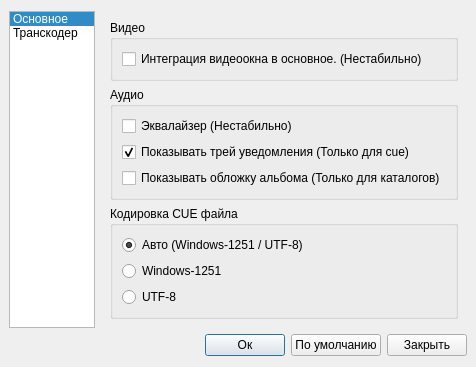
First picture: the form in ui/preferences.ui, repository ipse666/cueplayer, before the edit.
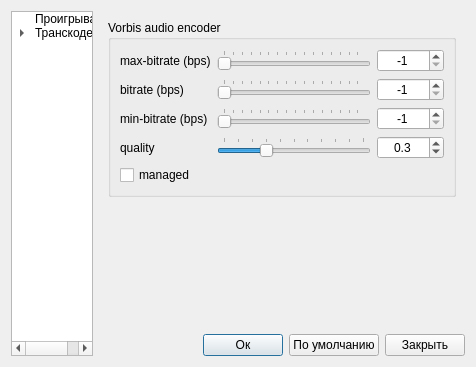
Second picture: the form after the edit. The open tabs and pages were chosen to show the change. Icons and pictures are not drawn.

The edit to the form file:
```diff
--- a/ui/preferences.ui
+++ b/ui/preferences.ui
@@ -7,7 +7,7 @@
     <x>0</x>
     <y>0</y>
     <width>476</width>
-    <height>366</height>
+    <height>340</height>
    </rect>
   </property>
   <property name="windowTitle">
@@ -18,32 +18,54 @@
     <normaloff>:/images/preferences.png</normaloff>:/images/preferences.png</iconset>
   </property>
   <layout class="QGridLayout" name="gridLayout_4">
-   <property name="leftMargin">
-    <number>9</number>
-   </property>
-   <property name="rightMargin">
-    <number>9</number>
-   </property>
-   <item row="0" column="0">
-    <widget class="QListWidget" name="listWidget">
+   <item row="0" column="0" rowspan="2">
+    <widget class="QTreeWidget" name="treeWidget">
      <property name="sizePolicy">
       <sizepolicy hsizetype="Expanding" vsizetype="Expanding">
        <horstretch>1</horstretch>
        <verstretch>0</verstretch>
       </sizepolicy>
      </property>
-     <property name="currentRow">
-      <number>0</number>
-     </property>
+     <attribute name="headerVisible">
+      <bool>false</bool>
+     </attribute>
+     <attribute name="headerVisible">
+      <bool>false</bool>
+     </attribute>
+     <column>
+      <property name="text">
+       <string>1</string>
+      </property>
+     </column>
      <item>
       <property name="text">
-       <string>Основное</string>
+       <string>Проигрыватель</string>
       </property>
      </item>
      <item>
       <property name="text">
        <string>Транскодер</string>
       </property>
+      <item>
+       <property name="text">
+        <string>ogg</string>
+       </property>
+      </item>
+      <item>
+       <property name="text">
+        <string>mp3</string>
+       </property>
+      </item>
+      <item>
+       <property name="text">
+        <string>flac</string>
+       </property>
+      </item>
+      <item>
+       <property name="text">
+        <string>aac</string>
+       </property>
+      </item>
      </item>
     </widget>
    </item>
@@ -182,8 +204,417 @@
       </layout>
      </widget>
      <widget class="QWidget" name="page_2">
-      <layout class="QGridLayout" name="gridLayout_10">
+      <layout class="QGridLayout" name="gridLayout_15">
+       <item row="0" column="0">
+        <widget class="QGroupBox" name="groupBox_3">
+         <property name="title">
+          <string>Транскодер</string>
+         </property>
+         <layout class="QGridLayout" name="gridLayout_14">
+          <item row="0" column="0">
+           <widget class="QLabel" name="label_6">
+            <property name="text">
+             <string>Дополнительные опции для кодирования видео.
+Наименования согласно опциям gst-плагинов</string>
+            </property>
+           </widget>
+          </item>
+         </layout>
+        </widget>
+       </item>
        <item row="1" column="0">
+        <spacer name="verticalSpacer_6">
+         <property name="orientation">
+          <enum>Qt::Vertical</enum>
+         </property>
+         <property name="sizeHint" stdset="0">
+          <size>
+           <width>20</width>
+           <height>199</height>
+          </size>
+         </property>
+        </spacer>
+       </item>
+      </layout>
+     </widget>
+     <widget class="QWidget" name="page_3">
+      <layout class="QGridLayout" name="gridLayout_11">
+       <item row="0" column="0">
+        <widget class="QGroupBox" name="groupBox_10">
+         <property name="title">
+          <string>Vorbis audio encoder</string>
+         </property>
+         <layout class="QGridLayout" name="gridLayout_9">
+          <item row="0" column="0" colspan="2">
+           <widget class="QLabel" name="label_7">
+            <property name="toolTip">
+             <string>Specify a maximum bitrate (in bps).
+Useful for streaming applications. 
+(-1 == disabled)</string>
+            </property>
+            <property name="text">
+             <string>max-bitrate (bps)</string>
+            </property>
+           </widget>
+          </item>
+          <item row="0" column="2">
+           <widget class="QSlider" name="vorbisMaxBitrateSlider">
+            <property name="sizePolicy">
+             <sizepolicy hsizetype="Expanding" vsizetype="Fixed">
+              <horstretch>11</horstretch>
+              <verstretch>0</verstretch>
+             </sizepolicy>
+            </property>
+            <property name="toolTip">
+             <string>Specify a maximum bitrate (in bps). 
+Useful for streaming applications. 
+(-1 == disabled)</string>
+            </property>
+            <property name="minimum">
+             <number>-1</number>
+            </property>
+            <property name="maximum">
+             <number>250001</number>
+            </property>
+            <property name="singleStep">
+             <number>640</number>
+            </property>
+            <property name="pageStep">
+             <number>6400</number>
+            </property>
+            <property name="value">
+             <number>-1</number>
+            </property>
+            <property name="orientation">
+             <enum>Qt::Horizontal</enum>
+            </property>
+            <property name="tickPosition">
+             <enum>QSlider::TicksAbove</enum>
+            </property>
+            <property name="tickInterval">
+             <number>6400</number>
+            </property>
+           </widget>
+          </item>
+          <item row="0" column="3">
+           <widget class="QSpinBox" name="spinBox">
+            <property name="toolTip">
+             <string>Specify a maximum bitrate (in bps). 
+Useful for streaming applications. 
+(-1 == disabled)</string>
+            </property>
+            <property name="alignment">
+             <set>Qt::AlignCenter</set>
+            </property>
+            <property name="minimum">
+             <number>-1</number>
+            </property>
+            <property name="maximum">
+             <number>250001</number>
+            </property>
+            <property name="value">
+             <number>-1</number>
+            </property>
+           </widget>
+          </item>
+          <item row="1" column="0">
+           <widget class="QLabel" name="label_8">
+            <property name="toolTip">
+             <string>Attempt to encode at a bitrate averaging this (in bps). 
+This uses the bitrate management engine, 
+and is not recommended for most users. 
+Quality is a better alternative. 
+(-1 == disabled)</string>
+            </property>
+            <property name="text">
+             <string>bitrate (bps)</string>
+            </property>
+           </widget>
+          </item>
+          <item row="1" column="2">
+           <widget class="QSlider" name="vorbisBitrateSlider">
+            <property name="sizePolicy">
+             <sizepolicy hsizetype="Expanding" vsizetype="Fixed">
+              <horstretch>0</horstretch>
+              <verstretch>0</verstretch>
+             </sizepolicy>
+            </property>
+            <property name="toolTip">
+             <string>&lt;!DOCTYPE HTML PUBLIC &quot;-//W3C//DTD HTML 4.0//EN&quot; &quot;http://www.w3.org/TR/REC-html40/strict.dtd&quot;&gt;
+&lt;html&gt;&lt;head&gt;&lt;meta name=&quot;qrichtext&quot; content=&quot;1&quot; /&gt;&lt;style type=&quot;text/css&quot;&gt;
+p, li { white-space: pre-wrap; }
+&lt;/style&gt;&lt;/head&gt;&lt;body style=&quot; font-family:'Sans Serif'; font-size:9pt; font-weight:400; font-style:normal;&quot;&gt;
+&lt;table style=&quot;-qt-table-type: root; margin-top:4px; margin-bottom:4px; margin-left:4px; margin-right:4px;&quot;&gt;
+&lt;tr&gt;
+&lt;td style=&quot;border: none;&quot;&gt;
+&lt;p style=&quot; margin-top:0px; margin-bottom:0px; margin-left:0px; margin-right:0px; -qt-block-indent:0; text-indent:0px;&quot;&gt;Attempt to encode at a bitrate averaging this (in bps). &lt;/p&gt;
+&lt;p style=&quot; margin-top:0px; margin-bottom:0px; margin-left:0px; margin-right:0px; -qt-block-indent:0; text-indent:0px;&quot;&gt;This uses the bitrate management engine, &lt;/p&gt;
+&lt;p style=&quot; margin-top:0px; margin-bottom:0px; margin-left:0px; margin-right:0px; -qt-block-indent:0; text-indent:0px;&quot;&gt;and is not recommended for most users. &lt;/p&gt;
+&lt;p style=&quot; margin-top:0px; margin-bottom:0px; margin-left:0px; margin-right:0px; -qt-block-indent:0; text-indent:0px;&quot;&gt;Quality is a better alternative. &lt;/p&gt;
+&lt;p style=&quot; margin-top:0px; margin-bottom:0px; margin-left:0px; margin-right:0px; -qt-block-indent:0; text-indent:0px;&quot;&gt;(-1 == disabled)&lt;/p&gt;&lt;/td&gt;&lt;/tr&gt;&lt;/table&gt;&lt;/body&gt;&lt;/html&gt;</string>
+            </property>
+            <property name="minimum">
+             <number>-1</number>
+            </property>
+            <property name="maximum">
+             <number>250001</number>
+            </property>
+            <property name="singleStep">
+             <number>640</number>
+            </property>
+            <property name="pageStep">
+             <number>6400</number>
+            </property>
+            <property name="value">
+             <number>-1</number>
+            </property>
+            <property name="orientation">
+             <enum>Qt::Horizontal</enum>
+            </property>
+            <property name="tickPosition">
+             <enum>QSlider::TicksAbove</enum>
+            </property>
+            <property name="tickInterval">
+             <number>6400</number>
+            </property>
+           </widget>
+          </item>
+          <item row="1" column="3">
+           <widget class="QSpinBox" name="spinBox_2">
+            <property name="toolTip">
+             <string>&lt;!DOCTYPE HTML PUBLIC &quot;-//W3C//DTD HTML 4.0//EN&quot; &quot;http://www.w3.org/TR/REC-html40/strict.dtd&quot;&gt;
+&lt;html&gt;&lt;head&gt;&lt;meta name=&quot;qrichtext&quot; content=&quot;1&quot; /&gt;&lt;style type=&quot;text/css&quot;&gt;
+p, li { white-space: pre-wrap; }
+&lt;/style&gt;&lt;/head&gt;&lt;body style=&quot; font-family:'Sans Serif'; font-size:9pt; font-weight:400; font-style:normal;&quot;&gt;
+&lt;table style=&quot;-qt-table-type: root; margin-top:4px; margin-bottom:4px; margin-left:4px; margin-right:4px;&quot;&gt;
+&lt;tr&gt;
+&lt;td style=&quot;border: none;&quot;&gt;
+&lt;p style=&quot; margin-top:0px; margin-bottom:0px; margin-left:0px; margin-right:0px; -qt-block-indent:0; text-indent:0px;&quot;&gt;Attempt to encode at a bitrate averaging this (in bps). &lt;/p&gt;
+&lt;p style=&quot; margin-top:0px; margin-bottom:0px; margin-left:0px; margin-right:0px; -qt-block-indent:0; text-indent:0px;&quot;&gt;This uses the bitrate management engine, &lt;/p&gt;
+&lt;p style=&quot; margin-top:0px; margin-bottom:0px; margin-left:0px; margin-right:0px; -qt-block-indent:0; text-indent:0px;&quot;&gt;and is not recommended for most users. &lt;/p&gt;
+&lt;p style=&quot; margin-top:0px; margin-bottom:0px; margin-left:0px; margin-right:0px; -qt-block-indent:0; text-indent:0px;&quot;&gt;Quality is a better alternative. &lt;/p&gt;
+&lt;p style=&quot; margin-top:0px; margin-bottom:0px; margin-left:0px; margin-right:0px; -qt-block-indent:0; text-indent:0px;&quot;&gt;(-1 == disabled)&lt;/p&gt;&lt;/td&gt;&lt;/tr&gt;&lt;/table&gt;&lt;/body&gt;&lt;/html&gt;</string>
+            </property>
+            <property name="alignment">
+             <set>Qt::AlignCenter</set>
+            </property>
+            <property name="minimum">
+             <number>-1</number>
+            </property>
+            <property name="maximum">
+             <number>250001</number>
+            </property>
+            <property name="value">
+             <number>-1</number>
+            </property>
+           </widget>
+          </item>
+          <item row="2" column="0" colspan="2">
+           <widget class="QLabel" name="label_9">
+            <property name="toolTip">
+             <string>&lt;!DOCTYPE HTML PUBLIC &quot;-//W3C//DTD HTML 4.0//EN&quot; &quot;http://www.w3.org/TR/REC-html40/strict.dtd&quot;&gt;
+&lt;html&gt;&lt;head&gt;&lt;meta name=&quot;qrichtext&quot; content=&quot;1&quot; /&gt;&lt;style type=&quot;text/css&quot;&gt;
+p, li { white-space: pre-wrap; }
+&lt;/style&gt;&lt;/head&gt;&lt;body style=&quot; font-family:'Sans Serif'; font-size:9pt; font-weight:400; font-style:normal;&quot;&gt;
+&lt;table style=&quot;-qt-table-type: root; margin-top:4px; margin-bottom:4px; margin-left:4px; margin-right:4px;&quot;&gt;
+&lt;tr&gt;
+&lt;td style=&quot;border: none;&quot;&gt;
+&lt;p style=&quot; margin-top:0px; margin-bottom:0px; margin-left:0px; margin-right:0px; -qt-block-indent:0; text-indent:0px;&quot;&gt;Specify a minimum bitrate (in bps). &lt;/p&gt;
+&lt;p style=&quot; margin-top:0px; margin-bottom:0px; margin-left:0px; margin-right:0px; -qt-block-indent:0; text-indent:0px;&quot;&gt;Useful for encoding for a fixed-size channel. &lt;/p&gt;
+&lt;p style=&quot; margin-top:0px; margin-bottom:0px; margin-left:0px; margin-right:0px; -qt-block-indent:0; text-indent:0px;&quot;&gt;(-1 == disabled)&lt;/p&gt;&lt;/td&gt;&lt;/tr&gt;&lt;/table&gt;&lt;/body&gt;&lt;/html&gt;</string>
+            </property>
+            <property name="text">
+             <string>min-bitrate (bps)</string>
+            </property>
+           </widget>
+          </item>
+          <item row="2" column="2">
+           <widget class="QSlider" name="vorbisMinBitrateSlider">
+            <property name="sizePolicy">
+             <sizepolicy hsizetype="Expanding" vsizetype="Fixed">
+              <horstretch>0</horstretch>
+              <verstretch>0</verstretch>
+             </sizepolicy>
+            </property>
+            <property name="toolTip">
+             <string>Specify a minimum bitrate (in bps). 
+Useful for encoding for a fixed-size channel. 
+(-1 == disabled)</string>
+            </property>
+            <property name="minimum">
+             <number>-1</number>
+            </property>
+            <property name="maximum">
+             <number>250001</number>
+            </property>
+            <property name="singleStep">
+             <number>640</number>
+            </property>
+            <property name="pageStep">
+             <number>6400</number>
+            </property>
+            <property name="value">
+             <number>-1</number>
+            </property>
+            <property name="orientation">
+             <enum>Qt::Horizontal</enum>
+            </property>
+            <property name="tickPosition">
+             <enum>QSlider::TicksAbove</enum>
+            </property>
+            <property name="tickInterval">
+             <number>6400</number>
+            </property>
+           </widget>
+          </item>
+          <item row="2" column="3">
+           <widget class="QSpinBox" name="spinBox_3">
+            <property name="toolTip">
+             <string>&lt;!DOCTYPE HTML PUBLIC &quot;-//W3C//DTD HTML 4.0//EN&quot; &quot;http://www.w3.org/TR/REC-html40/strict.dtd&quot;&gt;
+&lt;html&gt;&lt;head&gt;&lt;meta name=&quot;qrichtext&quot; content=&quot;1&quot; /&gt;&lt;style type=&quot;text/css&quot;&gt;
+p, li { white-space: pre-wrap; }
+&lt;/style&gt;&lt;/head&gt;&lt;body style=&quot; font-family:'Sans Serif'; font-size:9pt; font-weight:400; font-style:normal;&quot;&gt;
+&lt;table style=&quot;-qt-table-type: root; margin-top:4px; margin-bottom:4px; margin-left:4px; margin-right:4px;&quot;&gt;
+&lt;tr&gt;
+&lt;td style=&quot;border: none;&quot;&gt;
+&lt;p style=&quot; margin-top:0px; margin-bottom:0px; margin-left:0px; margin-right:0px; -qt-block-indent:0; text-indent:0px;&quot;&gt;Specify a minimum bitrate (in bps). &lt;/p&gt;
+&lt;p style=&quot; margin-top:0px; margin-bottom:0px; margin-left:0px; margin-right:0px; -qt-block-indent:0; text-indent:0px;&quot;&gt;Useful for encoding for a fixed-size channel. &lt;/p&gt;
+&lt;p style=&quot; margin-top:0px; margin-bottom:0px; margin-left:0px; margin-right:0px; -qt-block-indent:0; text-indent:0px;&quot;&gt;(-1 == disabled)&lt;/p&gt;&lt;/td&gt;&lt;/tr&gt;&lt;/table&gt;&lt;/body&gt;&lt;/html&gt;</string>
+            </property>
+            <property name="alignment">
+             <set>Qt::AlignCenter</set>
+            </property>
+            <property name="minimum">
+             <number>-1</number>
+            </property>
+            <property name="maximum">
+             <number>250001</number>
+            </property>
+            <property name="value">
+             <number>-1</number>
+            </property>
+           </widget>
+          </item>
+          <item row="3" column="0">
+           <widget class="QLabel" name="label">
+            <property name="toolTip">
+             <string>Specify quality instead of specifying a particular bitrate.</string>
+            </property>
+            <property name="text">
+             <string>quality</string>
+            </property>
+           </widget>
+          </item>
+          <item row="3" column="2">
+           <widget class="QSlider" name="vorbisQuaSlider">
+            <property name="sizePolicy">
+             <sizepolicy hsizetype="Expanding" vsizetype="Fixed">
+              <horstretch>0</horstretch>
+              <verstretch>0</verstretch>
+             </sizepolicy>
+            </property>
+            <property name="toolTip">
+             <string>Specify quality instead of specifying a particular bitrate.</string>
+            </property>
+            <property name="minimum">
+             <number>0</number>
+            </property>
+            <property name="maximum">
+             <number>10</number>
+            </property>
+            <property name="singleStep">
+             <number>1</number>
+            </property>
+            <property name="pageStep">
+             <number>1</number>
+            </property>
+            <property name="value">
+             <number>3</number>
+            </property>
+            <property name="orientation">
+             <enum>Qt::Horizontal</enum>
+            </property>
+            <property name="tickPosition">
+             <enum>QSlider::TicksAbove</enum>
+            </property>
+            <property name="tickInterval">
+             <number>1</number>
+            </property>
+           </widget>
+          </item>
+          <item row="4" column="0">
+           <widget class="QCheckBox" name="vorbisManagedBox">
+            <property name="toolTip">
+             <string>Enable bitrate management engine</string>
+            </property>
+            <property name="text">
+             <string>managed</string>
+            </property>
+           </widget>
+          </item>
+          <item row="4" column="1">
+           <widget class="QLabel" name="label_10">
+            <property name="text">
+             <string/>
+            </property>
+           </widget>
+          </item>
+          <item row="4" column="2">
+           <spacer name="horizontalSpacer_2">
+            <property name="orientation">
+             <enum>Qt::Horizontal</enum>
+            </property>
+            <property name="sizeHint" stdset="0">
+             <size>
+              <width>155</width>
+              <height>20</height>
+             </size>
+            </property>
+           </spacer>
+          </item>
+          <item row="3" column="3">
+           <widget class="QDoubleSpinBox" name="vorbisQuaValue">
+            <property name="toolTip">
+             <string>Specify quality instead of specifying a particular bitrate.</string>
+            </property>
+            <property name="alignment">
+             <set>Qt::AlignCenter</set>
+            </property>
+            <property name="decimals">
+             <number>1</number>
+            </property>
+            <property name="maximum">
+             <double>1.000000000000000</double>
+            </property>
+            <property name="singleStep">
+             <double>0.100000000000000</double>
+            </property>
+            <property name="value">
+             <double>0.300000000000000</double>
+            </property>
+           </widget>
+          </item>
+         </layout>
+        </widget>
+       </item>
+       <item row="1" column="0">
+        <spacer name="verticalSpacer_3">
+         <property name="orientation">
+          <enum>Qt::Vertical</enum>
+         </property>
+         <property name="sizeHint" stdset="0">
+          <size>
+           <width>20</width>
+           <height>73</height>
+          </size>
+         </property>
+        </spacer>
+       </item>
+      </layout>
+     </widget>
+     <widget class="QWidget" name="page_4">
+      <layout class="QGridLayout" name="gridLayout_12">
+       <item row="0" column="0">
         <widget class="QGroupBox" name="groupBox_11">
          <property name="title">
           <string>Encode MP3s with LAME</string>
@@ -318,7 +749,24 @@
          </layout>
         </widget>
        </item>
-       <item row="2" column="0">
+       <item row="1" column="0">
+        <spacer name="verticalSpacer_4">
+         <property name="orientation">
+          <enum>Qt::Vertical</enum>
+         </property>
+         <property name="sizeHint" stdset="0">
+          <size>
+           <width>20</width>
+           <height>168</height>
+          </size>
+         </property>
+        </spacer>
+       </item>
+      </layout>
+     </widget>
+     <widget class="QWidget" name="page_5">
+      <layout class="QGridLayout" name="gridLayout_13">
+       <item row="0" column="0">
         <widget class="QGroupBox" name="groupBox_12">
          <property name="title">
           <string>The FLAC Lossless compressor Codec</string>
@@ -387,7 +835,24 @@
          </layout>
         </widget>
        </item>
-       <item row="3" column="0">
+       <item row="1" column="0">
+        <spacer name="verticalSpacer_5">
+         <property name="orientation">
+          <enum>Qt::Vertical</enum>
+         </property>
+         <property name="sizeHint" stdset="0">
+          <size>
+           <width>20</width>
+           <height>225</height>
+          </size>
+         </property>
+        </spacer>
+       </item>
+      </layout>
+     </widget>
+     <widget class="QWidget" name="page_6">
+      <layout class="QGridLayout" name="gridLayout_10">
+       <item row="0" column="0">
         <widget class="QGroupBox" name="groupBox_13">
          <property name="title">
           <string>Free AAC Encoder (FAAC)</string>
@@ -430,83 +895,24 @@
          </layout>
         </widget>
        </item>
-       <item row="0" column="0">
-        <widget class="QGroupBox" name="groupBox_10">
-         <property name="title">
-          <string>Vorbis audio encoder</string>
+       <item row="1" column="0">
+        <spacer name="verticalSpacer_2">
+         <property name="orientation">
+          <enum>Qt::Vertical</enum>
          </property>
-         <layout class="QGridLayout" name="gridLayout_9">
-          <item row="0" column="0">
-           <widget class="QLabel" name="label">
-            <property name="text">
-             <string>quality</string>
-            </property>
-           </widget>
-          </item>
-          <item row="0" column="1">
-           <widget class="QSlider" name="vorbisQuaSlider">
-            <property name="sizePolicy">
-             <sizepolicy hsizetype="Expanding" vsizetype="Fixed">
-              <horstretch>9</horstretch>
-              <verstretch>0</verstretch>
-             </sizepolicy>
-            </property>
-            <property name="minimum">
-             <number>0</number>
-            </property>
-            <property name="maximum">
-             <number>10</number>
-            </property>
-            <property name="singleStep">
-             <number>1</number>
-            </property>
-            <property name="pageStep">
-             <number>1</number>
-            </property>
-            <property name="value">
-             <number>3</number>
-            </property>
-            <property name="orientation">
-             <enum>Qt::Horizontal</enum>
-            </property>
-            <property name="tickPosition">
-             <enum>QSlider::TicksAbove</enum>
-            </property>
-            <property name="tickInterval">
-             <number>1</number>
-            </property>
-           </widget>
-          </item>
-          <item row="0" column="2">
-           <widget class="QLabel" name="vorbisQuaValue">
-            <property name="sizePolicy">
-             <sizepolicy hsizetype="Preferred" vsizetype="Preferred">
-              <horstretch>1</horstretch>
-              <verstretch>0</verstretch>
-             </sizepolicy>
-            </property>
-            <property name="frameShape">
-             <enum>QFrame::StyledPanel</enum>
-            </property>
-            <property name="text">
-             <string>0.3</string>
-            </property>
-            <property name="textFormat">
-             <enum>Qt::PlainText</enum>
-            </property>
-            <property name="alignment">
-             <set>Qt::AlignRight|Qt::AlignTrailing|Qt::AlignVCenter</set>
-            </property>
-           </widget>
-          </item>
-         </layout>
-        </widget>
+         <property name="sizeHint" stdset="0">
+          <size>
+           <width>128</width>
+           <height>204</height>
+          </size>
+         </property>
+        </spacer>
        </item>
       </layout>
      </widget>
     </widget>
    </item>
-   <item row="1" column="0" colspan="2">
+   <item row="1" column="1">
     <layout class="QHBoxLayout" name="horizontalLayout">
      <item>
       <spacer name="horizontalSpacer">
```
Left out of the diff: 97 changed lines with no effect on the pictures.
